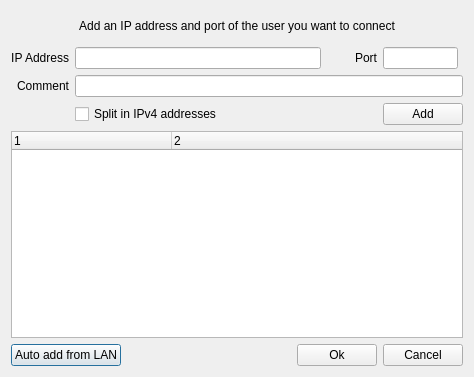
hwgao/beebeep, file src/desktop/GuiAddUser.ui: the form before one commit.
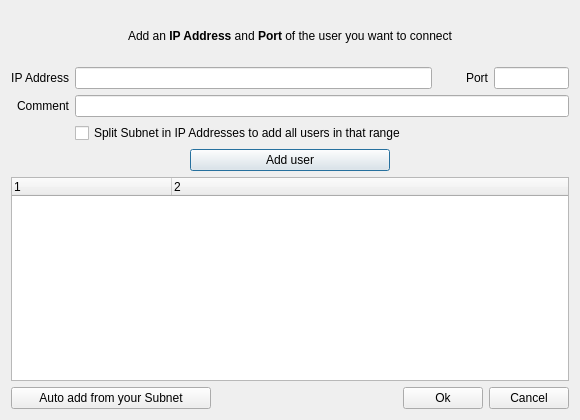
The form after the commit. Icons and pictures are not drawn.

Commit message: Updated translations Change user option Added GUI for workgroups Added HOST and PORT in GUI to recognize a user

What changed in the file:
```diff
--- a/src/desktop/GuiAddUser.ui
+++ b/src/desktop/GuiAddUser.ui
@@ -9,74 +9,14 @@
    <rect>
     <x>0</x>
     <y>0</y>
-    <width>474</width>
-    <height>377</height>
+    <width>580</width>
+    <height>420</height>
    </rect>
   </property>
   <property name="windowTitle">
    <string>Dialog</string>
   </property>
   <layout class="QGridLayout" name="gridLayout">
-   <item row="5" column="0" colspan="4">
-    <layout class="QHBoxLayout" name="horizontalLayout_2">
-     <item>
-      <widget class="QPushButton" name="mp_pbAddUsersAuto">
-       <property name="text">
-        <string>Auto add from LAN</string>
-       </property>
-      </widget>
-     </item>
-     <item>
-      <spacer name="horizontalSpacer">
-       <property name="orientation">
-        <enum>Qt::Horizontal</enum>
-       </property>
-       <property name="sizeHint" stdset="0">
-        <size>
-         <width>136</width>
-         <height>20</height>
-        </size>
-       </property>
-      </spacer>
-     </item>
-     <item>
-      <widget class="QPushButton" name="mp_pbOk">
-       <property name="text">
-        <string>Ok</string>
-       </property>
-      </widget>
-     </item>
-     <item>
-      <widget class="QPushButton" name="mp_pbCancel">
-       <property name="text">
-        <string>Cancel</string>
-       </property>
-      </widget>
-     </item>
-    </layout>
-   </item>
-   <item row="0" column="0" colspan="4">
-    <widget class="QLabel" name="mp_lHelp">
-     <property name="sizePolicy">
-      <sizepolicy hsizetype="Minimum" vsizetype="Preferred">
-       <horstretch>0</horstretch>
-       <verstretch>0</verstretch>
-      </sizepolicy>
-     </property>
-     <property name="minimumSize">
-      <size>
-       <width>0</width>
-       <height>30</height>
-      </size>
-     </property>
-     <property name="text">
-      <string>Add an IP address and port of the user you want to connect</string>
-     </property>
-     <property name="alignment">
-      <set>Qt::AlignCenter</set>
-     </property>
-    </widget>
-   </item>
    <item row="1" column="0">
     <widget class="QLabel" name="mp_lIp">
      <property name="sizePolicy">
@@ -160,31 +100,7 @@
      </property>
     </widget>
    </item>
-   <item row="2" column="1" colspan="3">
-    <widget class="QLineEdit" name="mp_leComment"/>
-   </item>
-   <item row="3" column="1">
-    <widget class="QCheckBox" name="mp_cbSplitSubnet">
-     <property name="text">
-      <string>Split in IPv4 addresses</string>
-     </property>
-    </widget>
-   </item>
-   <item row="3" column="3">
-    <widget class="QPushButton" name="mp_pbAdd">
-     <property name="toolTip">
-      <string>Click here to add user path</string>
-     </property>
-     <property name="text">
-      <string>Add</string>
-     </property>
-     <property name="icon">
-      <iconset resource="../beebeep.qrc">
-       <normaloff>:/images/user-add.png</normaloff>:/images/user-add.png</iconset>
-     </property>
-    </widget>
-   </item>
-   <item row="4" column="0" colspan="4">
+   <item row="5" column="0" colspan="4">
     <widget class="QTreeWidget" name="mp_twUsers">
      <property name="columnCount">
       <number>2</number>
@@ -207,6 +123,135 @@
      </column>
     </widget>
    </item>
+   <item row="3" column="1" colspan="3">
+    <widget class="QCheckBox" name="mp_cbSplitSubnet">
+     <property name="text">
+      <string>Split Subnet in IP Addresses to add all users in that range</string>
+     </property>
+    </widget>
+   </item>
+   <item row="0" column="0" colspan="4">
+    <widget class="QLabel" name="mp_lHelp">
+     <property name="sizePolicy">
+      <sizepolicy hsizetype="Minimum" vsizetype="Preferred">
+       <horstretch>0</horstretch>
+       <verstretch>0</verstretch>
+      </sizepolicy>
+     </property>
+     <property name="minimumSize">
+      <size>
+       <width>0</width>
+       <height>50</height>
+      </size>
+     </property>
+     <property name="text">
+      <string>Add an &lt;b&gt;IP Address&lt;/b&gt; and &lt;b&gt;Port&lt;/b&gt; of the user you want to connect</string>
+     </property>
+     <property name="textFormat">
+      <enum>Qt::RichText</enum>
+     </property>
+     <property name="alignment">
+      <set>Qt::AlignCenter</set>
+     </property>
+     <property name="textInteractionFlags">
+      <set>Qt::LinksAccessibleByMouse|Qt::TextSelectableByMouse</set>
+     </property>
+    </widget>
+   </item>
+   <item row="4" column="0" colspan="4">
+    <layout class="QHBoxLayout" name="horizontalLayout">
+     <item>
+      <spacer name="horizontalSpacer_2">
+       <property name="orientation">
+        <enum>Qt::Horizontal</enum>
+       </property>
+       <property name="sizeHint" stdset="0">
+        <size>
+         <width>40</width>
+         <height>20</height>
+        </size>
+       </property>
+      </spacer>
+     </item>
+     <item>
+      <widget class="QPushButton" name="mp_pbAdd">
+       <property name="minimumSize">
+        <size>
+         <width>200</width>
+         <height>0</height>
+        </size>
+       </property>
+       <property name="text">
+        <string>Add user</string>
+       </property>
+       <property name="icon">
+        <iconset resource="../beebeep.qrc">
+         <normaloff>:/images/user-add.png</normaloff>:/images/user-add.png</iconset>
+       </property>
+      </widget>
+     </item>
+     <item>
+      <spacer name="horizontalSpacer_3">
+       <property name="orientation">
+        <enum>Qt::Horizontal</enum>
+       </property>
+       <property name="sizeHint" stdset="0">
+        <size>
+         <width>40</width>
+         <height>20</height>
+        </size>
+       </property>
+      </spacer>
+     </item>
+    </layout>
+   </item>
+   <item row="6" column="0" colspan="4">
+    <layout class="QHBoxLayout" name="horizontalLayout_2">
+     <item>
+      <widget class="QPushButton" name="mp_pbAddUsersAuto">
+       <property name="minimumSize">
+        <size>
+         <width>200</width>
+         <height>0</height>
+        </size>
+       </property>
+       <property name="text">
+        <string>Auto add from your Subnet</string>
+       </property>
+      </widget>
+     </item>
+     <item>
+      <spacer name="horizontalSpacer">
+       <property name="orientation">
+        <enum>Qt::Horizontal</enum>
+       </property>
+       <property name="sizeHint" stdset="0">
+        <size>
+         <width>136</width>
+         <height>20</height>
+        </size>
+       </property>
+      </spacer>
+     </item>
+     <item>
+      <widget class="QPushButton" name="mp_pbOk">
+       <property name="text">
+        <string>Ok</string>
+       </property>
+      </widget>
+     </item>
+     <item>
+      <widget class="QPushButton" name="mp_pbCancel">
+       <property name="text">
+        <string>Cancel</string>
+       </property>
+      </widget>
+     </item>
+    </layout>
+   </item>
+   <item row="2" column="1" colspan="3">
+    <widget class="QLineEdit" name="mp_leComment"/>
+   </item>
   </layout>
  </widget>
  <tabstops>
```
The commit also changes 47 other files.
